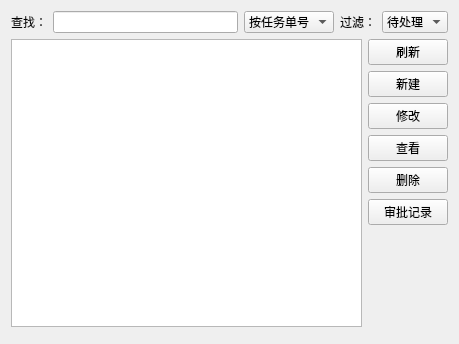
The window that src/TaskSheetManager/tasksheetui.ui (hcc01/ELIMS) describes before a commit, drawn with Qt 5.
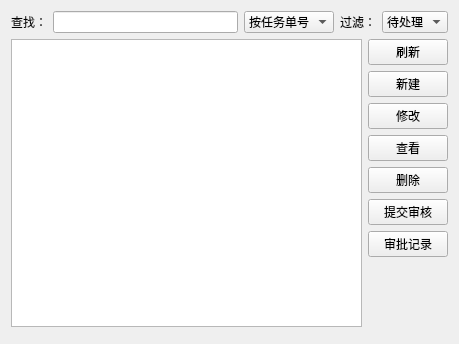
The same window after the commit. Custom widgets are drawn as their Qt base class.

What changed in the file:
```diff
--- a/src/TaskSheetManager/tasksheetui.ui
+++ b/src/TaskSheetManager/tasksheetui.ui
@@ -125,6 +125,13 @@
          </property>
         </widget>
        </item>
+       <item>
+        <widget class="QPushButton" name="submitBtn">
+         <property name="text">
+          <string>提交审核</string>
+         </property>
+        </widget>
+       </item>
        <item>
         <widget class="QPushButton" name="reviewCommentsBtn">
          <property name="text">
```
